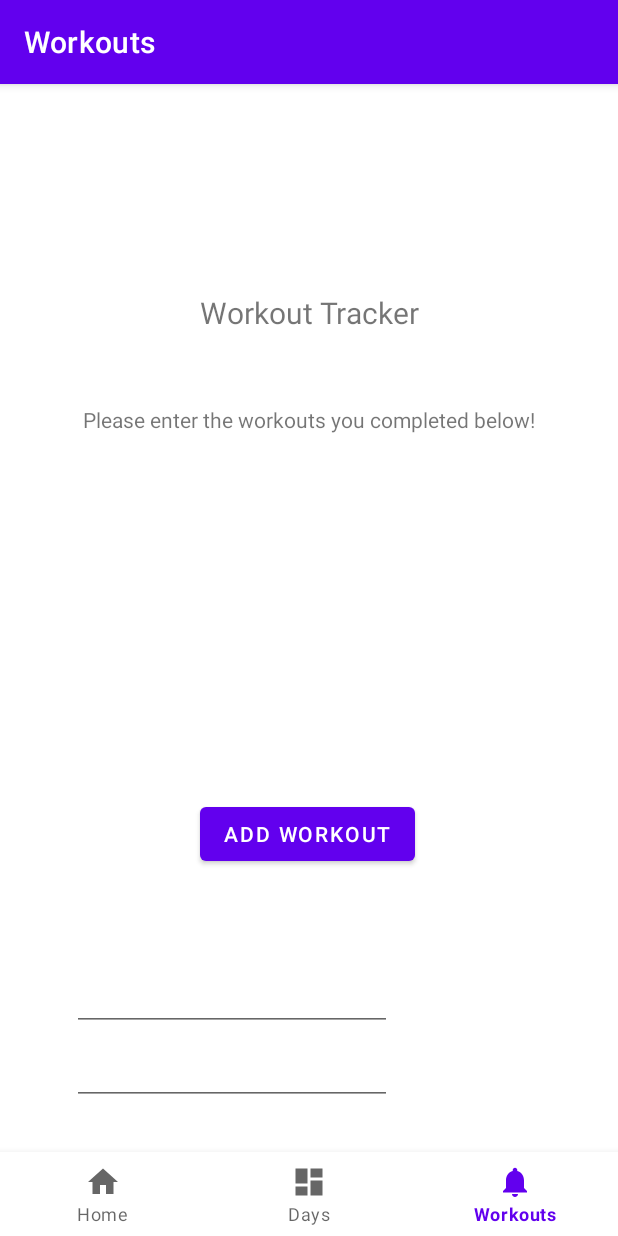
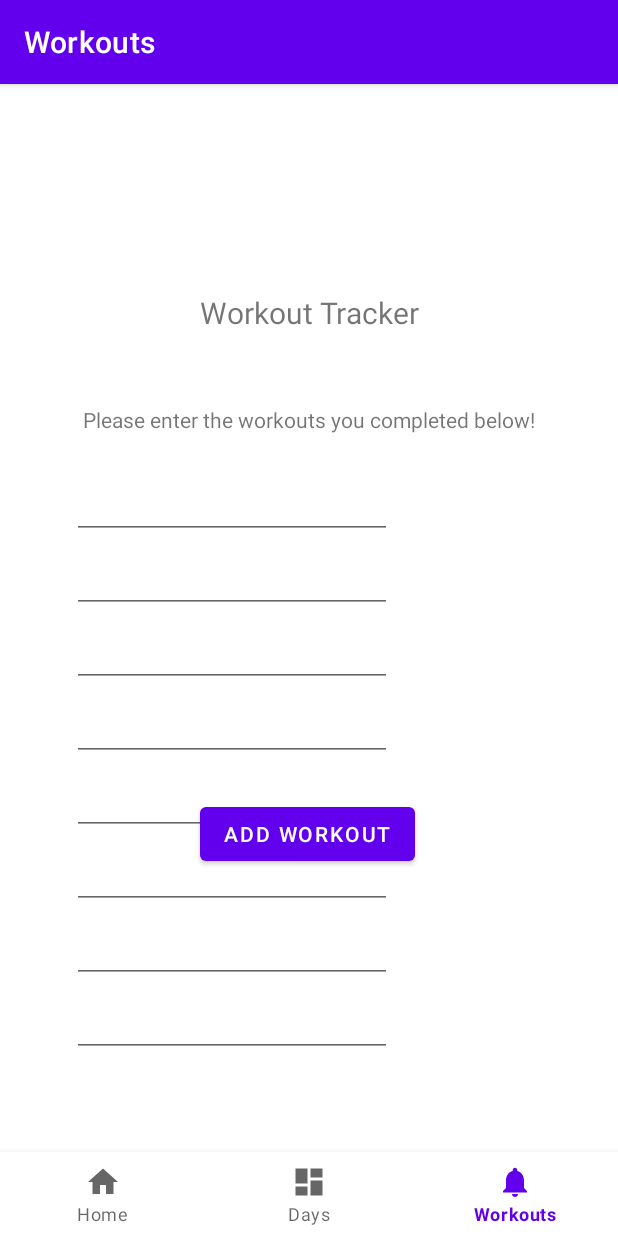
Before and after one commit to zmurphy1/ThreeTabProjectMurphy, an Android app: the FragmentNotifications screen opened through its navigation route, on a phone screen of 412 x 824 dp. Run offline under Robolectric (Android 15) with nearby library versions, the phone set to English and light mode, and no system bars; our stand-ins replace navigation-ui.

Commit message:
This is probably as good as this will get

```diff
--- a/app/src/main/res/layout/fragment_home.xml
+++ b/app/src/main/res/layout/fragment_home.xml
@@ -29,7 +29,7 @@
         android:layout_height="wrap_content"
         android:layout_marginStart="8dp"
         android:layout_marginEnd="8dp"
-        android:text="Track the wrokouts you do!"
+        android:text="Track the workouts you do!"
         android:textAlignment="center"
         android:textSize="20sp"
         app:layout_constraintBottom_toBottomOf="parent"
--- a/app/src/main/res/layout/layout_workout.xml
+++ b/app/src/main/res/layout/layout_workout.xml
@@ -3,13 +3,13 @@
     xmlns:app="http://schemas.android.com/apk/res-auto"
     xmlns:tools="http://schemas.android.com/tools"
     android:layout_width="match_parent"
-    android:layout_height="match_parent">
+    android:layout_height="wrap_content">
 
     <EditText
         android:id="@+id/workoutTypeEditText"
         android:layout_width="wrap_content"
         android:layout_height="wrap_content"
-        android:layout_marginTop="332dp"
+        android:layout_marginTop="4dp"
         android:ems="10"
         android:inputType="text"
         app:layout_constraintEnd_toEndOf="parent"
```
